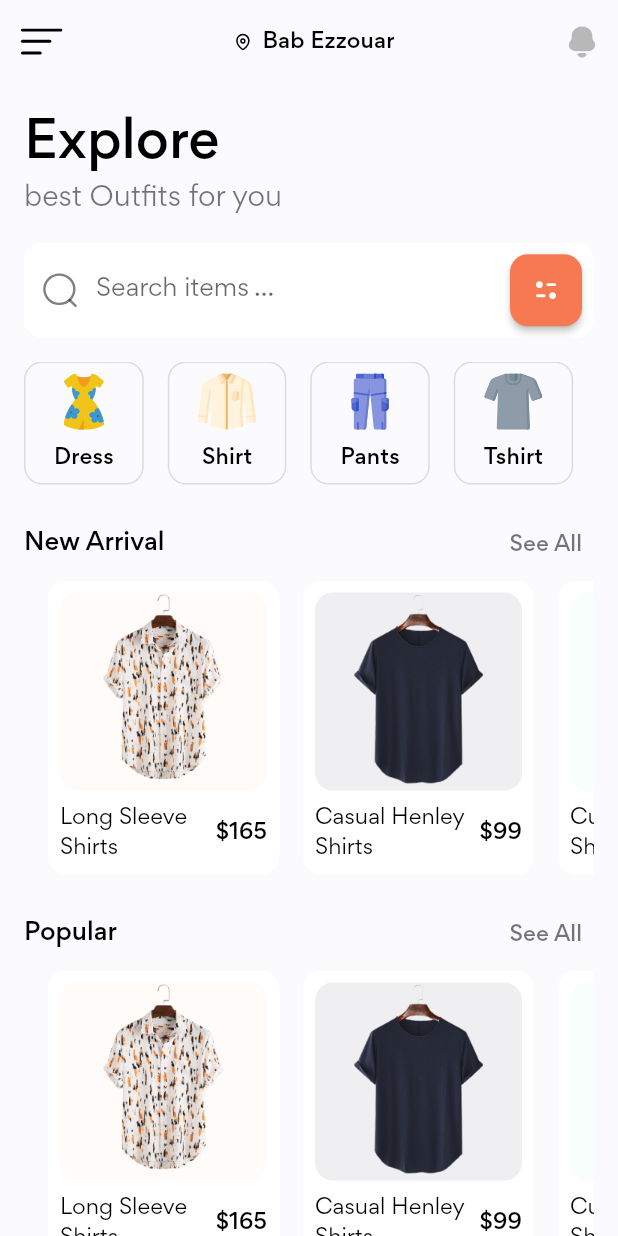
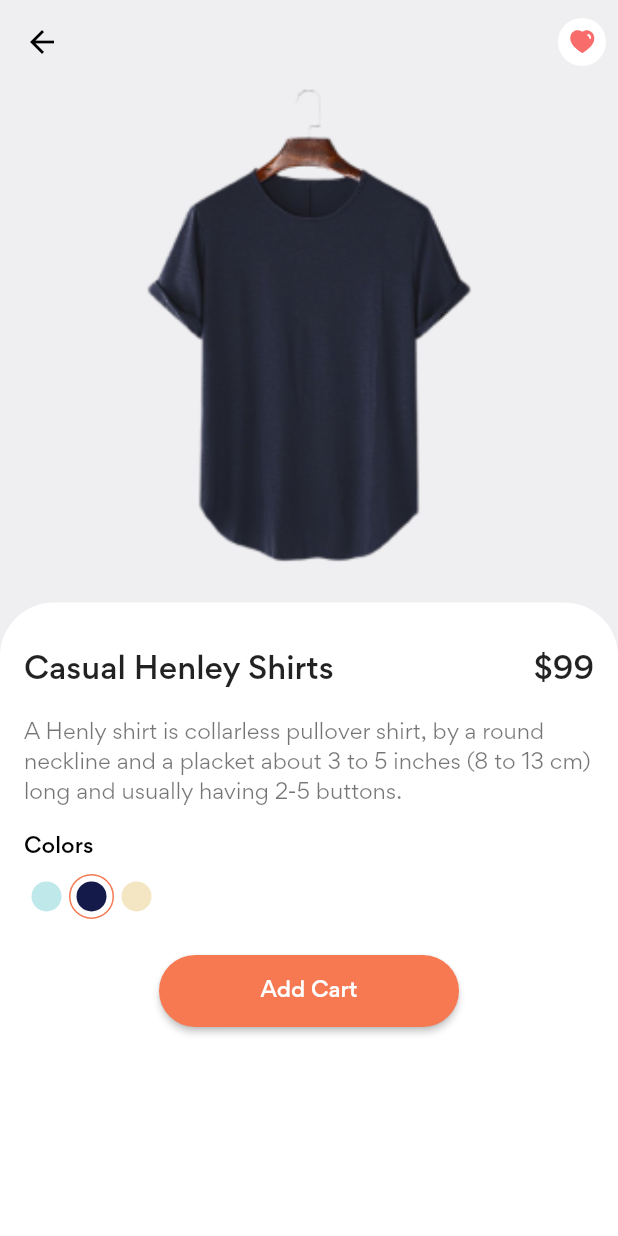
Before and after one commit to abdelghafourbk/Shop_UI, a Flutter app: the screen it shows after launch, after a tap on "Casual Henley Shirts", on a phone screen of 412 x 824 dp. Run offline on Flutter 3.47's test engine with Material 2 defaults, Android fonts, the phone set to English and light mode, and no system bars; our stand-ins replace flutter_svg.

Commit message:
finished products details screen

```diff
--- a/lib/screens/components/new_arrival.dart
+++ b/lib/screens/components/new_arrival.dart
@@ -4,6 +4,7 @@ import 'package:shop_ui/screens/components/section_title.dart';
 
 import '../../constants.dart';
 import '../../models/product.dart';
+import '../details/DetailsScreen.dart';
 
 class NewArrival extends StatelessWidget {
   const NewArrival({
@@ -31,7 +32,15 @@ class NewArrival extends StatelessWidget {
                   title: demo_product[index].title,
                   price: demo_product[index].price,
                   bgColor: demo_product[index].bgColor,
-                  pressProduct: () {},
+                  pressProduct: () {
+                    Navigator.push(
+                        context,
+                        MaterialPageRoute(
+                          builder: (context) => DetailsScreen(
+                            product: demo_product[index],
+                          ),
+                        ));
+                  },
                 ),
               ),
             ),
--- /dev/null
+++ b/lib/screens/details/DetailsScreen.dart
@@ -0,0 +1,135 @@
+import 'package:flutter/material.dart';
+import 'package:flutter_svg/flutter_svg.dart';
+import 'package:shop_ui/constants.dart';
+import 'package:shop_ui/models/product.dart';
+
+import 'components/color_dot.dart';
+
+class DetailsScreen extends StatelessWidget {
+  const DetailsScreen({Key? key, required this.product}) : super(key: key);
+
+  final Product product;
+
+  @override
+  Widget build(BuildContext context) {
+    return Scaffold(
+      backgroundColor: product.bgColor,
+      appBar: AppBar(
+        backgroundColor: Colors.transparent,
+        elevation: 0,
+        leading: const BackButton(
+          color: Colors.black,
+        ),
+        actions: [
+          IconButton(
+              onPressed: () {},
+              icon: CircleAvatar(
+                backgroundColor: Colors.white,
+                child: SvgPicture.asset(
+                  "assets/icons/Heart.svg",
+                  height: 20,
+                ),
+              )),
+        ],
+      ),
+      body: Column(
+        children: [
+          Image.asset(
+            product.image,
+            height: MediaQuery.of(context).size.height * 0.4,
+            fit: BoxFit.cover,
+          ),
+          const SizedBox(
+            height: defaultPadding,
+          ),
+          Expanded(
+            child: Container(
+              padding: const EdgeInsets.fromLTRB(defaultPadding,
+                  defaultPadding * 2, defaultPadding, defaultPadding),
+              decoration: const BoxDecoration(
+                color: Colors.white,
+                borderRadius: BorderRadius.only(
+                  topLeft: Radius.circular(defaultBorderRadius * 3),
+                  topRight: Radius.circular(defaultBorderRadius * 3),
+                ),
+              ),
+              child: SingleChildScrollView(
+                child: Column(
+                  crossAxisAlignment: CrossAxisAlignment.start,
+                  children: [
+                    Row(
+                      children: [
+                        Expanded(
+                          child: Text(
+                            product.title,
+                            style: Theme.of(context).textTheme.headline6,
+                          ),
+                        ),
+                        const SizedBox(width: defaultPadding),
+                        Text(
+                          "\$${product.price}",
+                          style: Theme.of(context).textTheme.headline6,
+                        ),
+                      ],
+                    ),
+                    const Padding(
+                      padding: EdgeInsets.symmetric(vertical: defaultPadding),
+                      child: Text(
+                          "A Henly shirt is collarless pullover shirt, by a round neckline and a placket about 3 to 5 inches (8 to 13 cm) long and usually having 2-5 buttons."),
+                    ),
+                    const Text(
+                      "Colors",
+                      style: TextStyle(
+                        color: Colors.black,
+                        fontWeight: FontWeight.w500,
+                      ),
+                    ),
+                    const SizedBox(
+                      height: defaultPadding / 2,
+                    ),
+                    Row(
+                      children: [
+                        ColorDot(
+                          color: const Color(0xFFBEE8EA),
+                          isActive: false,
+                          press: () {},
+                        ),
+                        ColorDot(
+                          color: const Color(0xFF141B4A),
+                          isActive: true,
+                          press: () {},
+                        ),
+                        ColorDot(
+                          color: const Color(0xFFF4E5C3),
+                          isActive: false,
+                          press: () {},
+                        ),
+                      ],
+                    ),
+                    const SizedBox(
+                      height: defaultPadding * 1.5,
+                    ),
+                    Center(
+                      child: SizedBox(
+                        width: 200,
+                        height: 48,
+                        child: ElevatedButton(
+                          onPressed: () {},
+                          style: ElevatedButton.styleFrom(
+                            primary: primaryColor,
+                            shape: const StadiumBorder(),
+                          ),
+                          child: const Text("Add Cart"),
+                        ),
+                      ),
+                    )
+                  ],
+                ),
+              ),
+            ),
+          ),
+        ],
+      ),
+    );
+  }
+}
--- /dev/null
+++ b/lib/screens/details/components/color_dot.dart
@@ -0,0 +1,35 @@
+import 'package:flutter/material.dart';
+
+import '../../../constants.dart';
+
+class ColorDot extends StatelessWidget {
+  const ColorDot({
+    Key? key,
+    required this.color,
+    required this.isActive,
+    required this.press,
+  }) : super(key: key);
+
+  final Color color;
+  final bool isActive;
+  final VoidCallback press;
+
+  @override
+  Widget build(BuildContext context) {
+    return GestureDetector(
+      onTap: press,
+      child: Container(
+        padding: const EdgeInsets.all(defaultPadding / 4),
+        decoration: BoxDecoration(
+          border:
+              Border.all(color: isActive ? primaryColor : Colors.transparent),
+          shape: BoxShape.circle,
+        ),
+        child: CircleAvatar(
+          radius: 10,
+          backgroundColor: color,
+        ),
+      ),
+    );
+  }
+}
```
